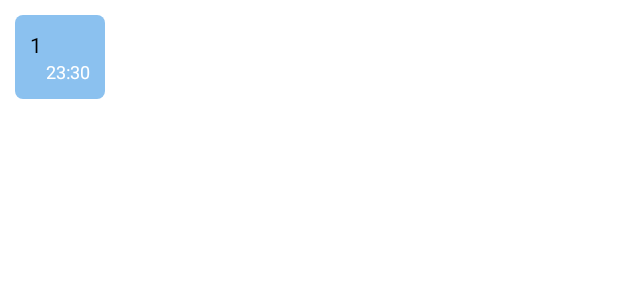
After one commit to Osa-sergey/Fit, an Android app: the layout chat_item.xml on its own in the app's theme, with its tools: preview values and no code run, on a phone screen of 412 x 824 dp. The commit adds this screen. Shown: the top 300 px of the screen. Run offline under Robolectric (Android 15) with nearby library versions, the phone set to English and light mode, and no system bars.

Commit message:
Дорабатываю чат, пока не трогать!!!

```diff
--- a/app/src/main/AndroidManifest.xml
+++ b/app/src/main/AndroidManifest.xml
@@ -31,6 +31,11 @@
         <activity
             android:name=".Activities.MainActivity"
             android:screenOrientation="portrait" />
+        <activity
+            android:name=".Activities.ConversationActivity"
+
+            android:windowSoftInputMode="adjustPan"
+            android:screenOrientation="portrait" />
     </application>
 
 </manifest>
--- a/app/src/main/java/com/serg/fit/Activities/SignUpActivity.java
+++ b/app/src/main/java/com/serg/fit/Activities/SignUpActivity.java
@@ -249,7 +249,7 @@ public class SignUpActivity extends AppCompatActivity {
      */
     private ServerResponse serverCreationAccount(final String Name, final String SecondName, String Email, String PasswordMd5) {
 
-         user = mAuth.getCurrentUser();
+
 
         if (signingUpType == SigningUpTypes.EMAIL) {
 
@@ -263,7 +263,7 @@ public class SignUpActivity extends AppCompatActivity {
                                 // Sign in success, update UI with the signed-in user's information
                                 Log.d("SignUpActivity: ", "createUserWithEmail:success");
 
-
+                                user = mAuth.getCurrentUser();
                                 // Добавляем имя и фамилию в аккаунт
                                 UserProfileChangeRequest profileUpdates = new UserProfileChangeRequest.Builder().setDisplayName(Name + " " + SecondName).build();
                                 user.updateProfile(profileUpdates).addOnCompleteListener(new OnCompleteListener<Void>() {
--- a/app/src/main/java/com/serg/fit/Activities/SplashActivity.java
+++ b/app/src/main/java/com/serg/fit/Activities/SplashActivity.java
@@ -41,7 +41,7 @@ public class SplashActivity extends AppCompatActivity {
             new Handler().postDelayed(new Runnable() {
                 @Override
                 public void run() {
-                    Intent signUpIntent = new Intent(SplashActivity.this, SignUpActivity.class);
+                    Intent signUpIntent = new Intent(SplashActivity.this, SignInActivity.class);
                     startActivity(signUpIntent);
                 }
             },TIME_OUT);
--- /dev/null
+++ b/app/src/main/res/drawable/chat_background.xml
@@ -0,0 +1,8 @@
+<?xml version="1.0" encoding="utf-8"?>
+<shape android:shape="rectangle"
+    xmlns:android="http://schemas.android.com/apk/res/android" >
+
+
+<solid android:color="@color/colorPrimaryLight"/>
+    <corners android:radius="5dp"/>
+</shape>
--- a/app/src/main/res/drawable/chat_edittext.xml
+++ b/app/src/main/res/drawable/chat_background_orange.xml
@@ -3,6 +3,6 @@
     xmlns:android="http://schemas.android.com/apk/res/android" >
 
 
-<solid android:color="@color/textWhite"/>
+<solid android:color="@color/colorAccentLight"/>
     <corners android:radius="5dp"/>
 </shape>
--- /dev/null
+++ b/app/src/main/res/drawable/chat_background_time.xml
@@ -0,0 +1,8 @@
+<?xml version="1.0" encoding="utf-8"?>
+<shape android:shape="rectangle"
+    xmlns:android="http://schemas.android.com/apk/res/android" >
+
+
+<solid android:color="@color/colorPrimary"/>
+    <corners android:radius="5dp"/>
+</shape>
--- a/app/src/main/res/layout/activity_confirmation.xml
+++ b/app/src/main/res/layout/activity_confirmation.xml
@@ -15,6 +15,7 @@
         android:layout_above="@+id/rlInput"
         android:layout_centerHorizontal="true"
         android:layout_marginBottom="40dp"
+
         android:text="@string/type_your_phone" />
 
 
--- a/app/src/main/res/layout/activity_conversation.xml
+++ b/app/src/main/res/layout/activity_conversation.xml
@@ -11,7 +11,11 @@
         android:id="@+id/lvChat"
         android:layout_width="match_parent"
         android:layout_height="match_parent"
-        android:layout_above="@id/chat_container"/>
+        android:layout_above="@id/chat_container"
+        android:divider="@null"
+        android:dividerHeight="0dp"
+        android:stackFromBottom="true"
+        />
 
     <LinearLayout
         android:id="@+id/chat_container"
--- a/app/src/main/res/layout/app_bar_main.xml
+++ b/app/src/main/res/layout/app_bar_main.xml
@@ -26,7 +26,8 @@
                 android:background="@null"
                 android:clickable="true"
                 android:focusable="true"
-                android:src="@drawable/ic_watch" />
+                android:src="@drawable/ic_watch"
+                />
 
         </androidx.appcompat.widget.Toolbar>
 
--- /dev/null
+++ b/app/src/main/res/layout/chat_item.xml
@@ -0,0 +1,106 @@
+<?xml version="1.0" encoding="utf-8"?>
+<RelativeLayout xmlns:android="http://schemas.android.com/apk/res/android"
+    xmlns:app="http://schemas.android.com/apk/res-auto"
+    android:layout_width="match_parent"
+    android:layout_height="match_parent">
+
+    <RelativeLayout
+        android:id="@+id/rlReceivedMessage"
+        android:visibility="visible"
+        android:layout_width="wrap_content"
+        android:layout_height="wrap_content"
+        android:layout_margin="10dp"
+        android:background="@drawable/chat_background"
+        android:padding="10dp">
+
+        <TextView
+            android:id="@+id/tvMessageReceived"
+            android:layout_width="wrap_content"
+            android:layout_height="wrap_content"
+            android:maxLength="4096"
+            android:text="1"
+            android:minWidth="40dp"
+            android:maxWidth="290dp"
+            android:textSize="14sp"
+            android:textColor="@color/textBlack" />
+
+        <TextView
+            android:id="@+id/tvTimeReceived"
+            android:layout_width="wrap_content"
+            android:layout_height="wrap_content"
+            android:maxLength="4096"
+            android:text="23:30"
+            android:textSize="12sp"
+            android:layout_alignEnd="@id/tvMessageReceived"
+            android:layout_below="@id/tvMessageReceived"
+            android:textColor="@color/textWhite" />
+
+
+    </RelativeLayout>
+
+    <RelativeLayout
+        android:id="@+id/rlSentMessage"
+        android:layout_width="wrap_content"
+        android:layout_height="wrap_content"
+        android:layout_margin="10dp"
+        android:background="@drawable/chat_background_orange"
+        android:layout_alignParentEnd="true"
+        android:visibility="gone"
+        android:padding="10dp">
+
+        <TextView
+            android:id="@+id/tvSentMessage"
+            android:layout_width="wrap_content"
+            android:layout_height="wrap_content"
+            android:maxLength="4096"
+            android:text="Здравствуйте, хорошо. Сразу побегу после того, как сделаю 100 подходов по 100 подходов по 100 кг жима лежа"
+            android:minWidth="40dp"
+            android:maxWidth="290dp"
+            android:textSize="14sp"
+            android:textColor="@color/textBlack" />
+
+        <TextView
+            android:id="@+id/tvSentTime"
+            android:layout_width="wrap_content"
+            android:layout_height="wrap_content"
+            android:maxLength="4096"
+            android:text="23:30"
+            android:textSize="12sp"
+            android:layout_alignEnd="@id/tvSentMessage"
+            android:layout_below="@id/tvSentMessage"
+            android:textColor="@color/textWhite" />
+
+
+    </RelativeLayout>
+
+    <RelativeLayout
+        android:id="@+id/rlTimeSelection"
+        android:visibility="gone"
+
+        android:layout_width="wrap_content"
+        android:layout_height="wrap_content"
+        android:background="@drawable/chat_background_time"
+        android:layout_centerHorizontal="true"
+        android:layout_margin="5dp"
+        android:paddingStart="10dp"
+        android:paddingEnd="10dp"
+        android:paddingTop="5dp"
+        android:paddingBottom="5dp"
+        >
+
+
+
+        <TextView
+            android:id="@+id/tvTimeSelection"
+            android:layout_width="wrap_content"
+            android:layout_height="wrap_content"
+            android:maxLength="4096"
+            android:text="Вчера"
+            android:textSize="14sp"
+            android:textColor="@color/textWhite" />
+
+
+    </RelativeLayout>
+
+
+</RelativeLayout>
--- a/app/src/main/res/values/colors.xml
+++ b/app/src/main/res/values/colors.xml
@@ -2,7 +2,9 @@
 <resources>
     <color name="colorPrimary">#0F4C81</color>
     <color name="colorPrimaryDark">#00574B</color>
+    <color name="colorPrimaryLight">#8BC1EF</color>
     <color name="colorAccent">#F2790F</color>
+    <color name="colorAccentLight">#FFA84B</color>
     <color name="textBlack">#000</color>
     <color name="boxStroke">#0C5E51</color>
     <color name="buttonTint">#008A5A</color>
--- a/app/src/main/res/values/strings.xml
+++ b/app/src/main/res/values/strings.xml
@@ -120,6 +120,7 @@
     <string name="incorrect_number">Incorrect phone number</string>
     <string name="codeSent">Confirmation code has been sent again</string>
     <string name="mailSent">Confirmation letter has been sent again</string>
+    <string name="writeMessage">Write a message…</string>
 
 
 </resources>
```
Also changed, not shown: app/build.gradle (+11 -3 lines), app/src/main/java/com/serg/fit/Activities/ConversationActivity.java (+184 -2 lines).
